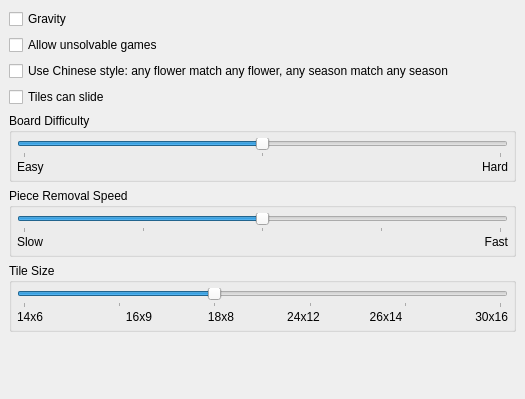
Old version of the form settings.ui in the repository KDE/kshisen.
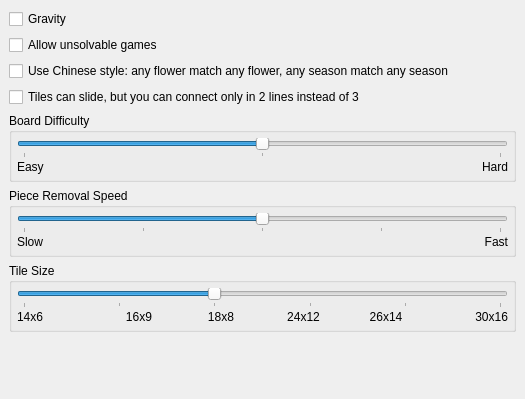
New version of the form.

Commit message: Change label for the settings for the Tile can slide rule. Now: Tiles can slide, but you can connect only in 2 lines instead of 3

The edit to the form file:
```diff
--- a/settings.ui
+++ b/settings.ui
@@ -40,7 +40,7 @@
    <item>
    <widget class="QCheckBox" name="kcfg_TilesCanSlide" >
      <property name="text" >
-      <string>Tiles can slide</string>
+      <string>Tiles can slide, but you can connect only in 2 lines instead of 3</string>
      </property>
     </widget>
    </item>
```
